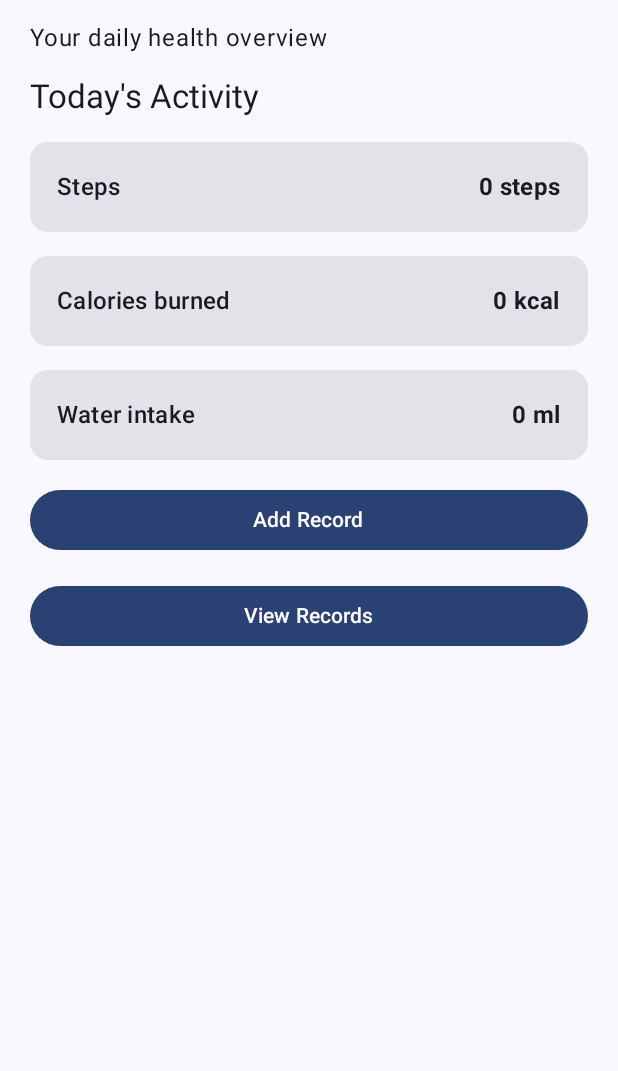
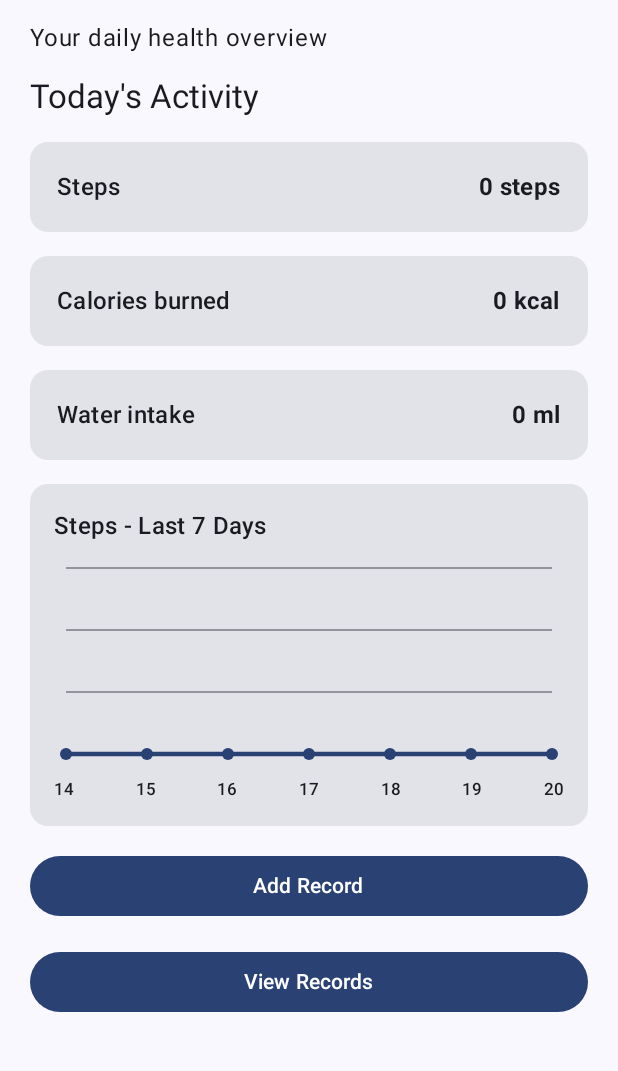
Before and after one commit to chanulaimanjith10-debug/HealthMateApp, an Android app built with Jetpack Compose: the screen it shows after launch (MainActivity), on a phone screen of 412 x 824 dp, the part 84-1155 px from its top. Run offline under Robolectric (Android 15) with nearby library versions, the phone set to English and light mode, and no system bars.

Commit message:
Add 7-day steps chart to dashboard

```diff
--- a/app/src/main/java/com/example/healthmateapp/MainActivity.kt
+++ b/app/src/main/java/com/example/healthmateapp/MainActivity.kt
@@ -4,12 +4,16 @@ import android.os.Bundle
 import androidx.activity.ComponentActivity
 import androidx.activity.compose.setContent
 import androidx.activity.enableEdgeToEdge
+import androidx.compose.foundation.Canvas
 import androidx.compose.foundation.layout.Arrangement
 import androidx.compose.foundation.layout.Column
 import androidx.compose.foundation.layout.Row
 import androidx.compose.foundation.layout.fillMaxSize
 import androidx.compose.foundation.layout.fillMaxWidth
+import androidx.compose.foundation.layout.height
 import androidx.compose.foundation.layout.padding
+import androidx.compose.foundation.rememberScrollState
+import androidx.compose.foundation.verticalScroll
 import androidx.compose.material3.Button
 import androidx.compose.material3.Card
 import androidx.compose.material3.MaterialTheme
@@ -21,6 +25,9 @@ import androidx.compose.runtime.mutableStateOf
 import androidx.compose.runtime.remember
 import androidx.compose.runtime.setValue
 import androidx.compose.ui.Modifier
+import androidx.compose.ui.geometry.Offset
+import androidx.compose.ui.graphics.Path
+import androidx.compose.ui.graphics.drawscope.Stroke
 import androidx.compose.ui.platform.LocalContext
 import androidx.compose.ui.text.font.FontWeight
 import androidx.compose.ui.tooling.preview.Preview
@@ -29,6 +36,7 @@ import com.example.healthmateapp.data.HealthDatabase
 import com.example.healthmateapp.data.HealthRecord
 import com.example.healthmateapp.ui.theme.HealthMateAppTheme
 import java.text.SimpleDateFormat
+import java.util.Calendar
 import java.util.Date
 import java.util.Locale
 
@@ -87,7 +95,9 @@ fun HealthMateApp(
 
     when (screen) {
         "add", "edit" -> {
-            val currentRecord = selectedRecord.takeIf { screen == "edit" }
+            val currentRecord = selectedRecord.takeIf {
+                screen == "edit"
+            }
 
             AddRecordScreen(
                 modifier = modifier,
@@ -148,6 +158,7 @@ fun HealthMateApp(
                 steps = todayRecord?.steps ?: 0,
                 calories = todayRecord?.calories ?: 0,
                 water = todayRecord?.water ?: 0,
+                recentRecords = records,
                 onAddRecord = {
                     selectedRecord = null
                     screen = "add"
@@ -167,12 +178,14 @@ fun DashboardScreen(
     steps: Int,
     calories: Int,
     water: Int,
+    recentRecords: List<HealthRecord>,
     onAddRecord: () -> Unit,
     onViewRecords: () -> Unit
 ) {
     Column(
         modifier = modifier
             .fillMaxSize()
+            .verticalScroll(rememberScrollState())
             .padding(20.dp),
         verticalArrangement = Arrangement.spacedBy(16.dp)
     ) {
@@ -210,6 +223,8 @@ fun DashboardScreen(
             unit = "ml"
         )
 
+        StepsChart(records = recentRecords)
+
         Button(
             onClick = onAddRecord,
             modifier = Modifier.fillMaxWidth()
@@ -222,6 +237,128 @@ fun DashboardScreen(
             modifier = Modifier.fillMaxWidth()
         ) {
             Text("View Records")
+        }
+    }
+}
+
+@Composable
+fun StepsChart(records: List<HealthRecord>) {
+    val dateFormatter = remember {
+        SimpleDateFormat("yyyy-MM-dd", Locale.US)
+    }
+
+    val days = remember {
+        (6 downTo 0).map { daysAgo ->
+            Calendar.getInstance().apply {
+                add(Calendar.DAY_OF_YEAR, -daysAgo)
+            }.time
+        }
+    }
+
+    val stepsByDate = records.associate {
+        it.date to it.steps
+    }
+
+    val values = days.map { date ->
+        stepsByDate[dateFormatter.format(date)] ?: 0
+    }
+
+    val maxSteps = (values.maxOrNull() ?: 0)
+        .coerceAtLeast(1)
+        .toFloat()
+
+    val lineColor = MaterialTheme.colorScheme.primary
+    val gridColor = MaterialTheme.colorScheme.outlineVariant
+
+    Card(
+        modifier = Modifier.fillMaxWidth()
+    ) {
+        Column(
+            modifier = Modifier.padding(16.dp),
+            verticalArrangement = Arrangement.spacedBy(8.dp)
+        ) {
+            Text(
+                text = "Steps - Last 7 Days",
+                style = MaterialTheme.typography.titleMedium,
+                fontWeight = FontWeight.SemiBold
+            )
+
+            Canvas(
+                modifier = Modifier
+                    .fillMaxWidth()
+                    .height(140.dp)
+            ) {
+                val left = 8.dp.toPx()
+                val right = size.width - 8.dp.toPx()
+                val top = 8.dp.toPx()
+                val bottom = size.height - 8.dp.toPx()
+
+                val chartWidth = right - left
+                val chartHeight = bottom - top
+
+                for (line in 0..3) {
+                    val y = top + chartHeight * line / 3f
+
+                    drawLine(
+                        color = gridColor,
+                        start = Offset(left, y),
+                        end = Offset(right, y),
+                        strokeWidth = 1.dp.toPx()
+                    )
+                }
+
+                val points = values.mapIndexed { index, value ->
+                    val x = left +
+                            chartWidth * index / (values.size - 1).toFloat()
+
+                    val y = bottom -
+                            (value / maxSteps) * chartHeight
+
+                    Offset(x, y)
+                }
+
+                if (points.size > 1) {
+                    val path = Path().apply {
+                        moveTo(
+                            points.first().x,
+                            points.first().y
+                        )
+
+                        points.drop(1).forEach { point ->
+                            lineTo(point.x, point.y)
+                        }
+                    }
+
+                    drawPath(
+                        path = path,
+                        color = lineColor,
+                        style = Stroke(width = 3.dp.toPx())
+                    )
+                }
+
+                points.forEach { point ->
+                    drawCircle(
+                        color = lineColor,
+                        radius = 4.dp.toPx(),
+                        center = point
+                    )
+                }
+            }
+
+            Row(
+                modifier = Modifier.fillMaxWidth(),
+                horizontalArrangement = Arrangement.SpaceBetween
+            ) {
+                days.forEach { date ->
+                    Text(
+                        text = SimpleDateFormat(
+                            "d",
+                            Locale.US
+                        ).format(date),
+                        style = MaterialTheme.typography.labelSmall
+                    )
+                }
+            }
         }
     }
 }
@@ -263,6 +400,7 @@ fun DashboardPreview() {
             steps = 0,
             calories = 0,
             water = 0,
+            recentRecords = emptyList(),
             onAddRecord = {},
             onViewRecords = {}
         )
```
